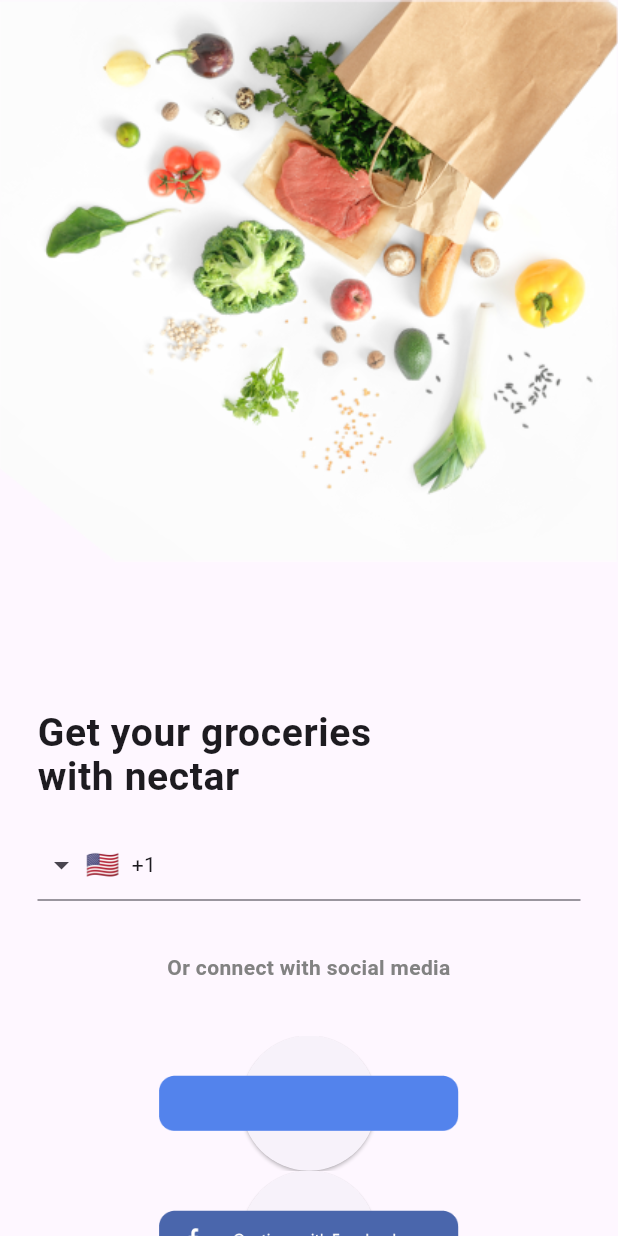
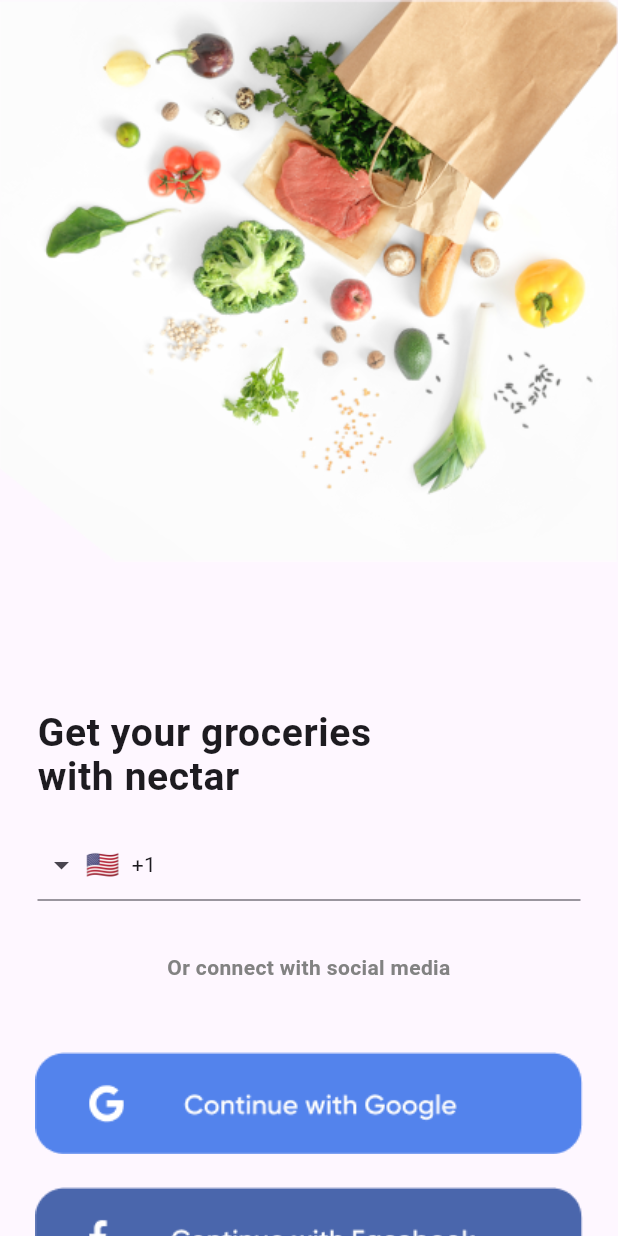
Before and after one commit to MuaviaAsghar/Grocery-app, a Flutter app: the screen it shows after launch, after a tap on "Get Started", on a phone screen of 412 x 824 dp. Run offline on Flutter 3.47's test engine with Material 3 defaults, Android fonts, the phone set to English and light mode, and no system bars; drawn by our look-alikes of intl_phone_field; Roboto replaces fonts that are missing (Gilroy-Regular).

Commit message:
Second Commit

```diff
--- a/lib/buttons/google_and_facebook_button.dart
+++ b/lib/buttons/google_and_facebook_button.dart
@@ -2,80 +2,69 @@ import 'package:flutter/material.dart';
 import 'package:groceryapp/home_screen.dart';
 
 class GoogleLogin extends StatelessWidget {
-  const GoogleLogin({super.key});
+  const GoogleLogin({
+    super.key,
+  });
 
   @override
   Widget build(BuildContext context) {
-    return Container(
+    return Material(
+      type: MaterialType.transparency,
+      child: GestureDetector(
+        onTap: () {Navigator.push(
+                context,
+                MaterialPageRoute(builder: (context) => const HomeScreen()),
+              );
+
+
+        },
+        child: Container(
+          width: 400, // Adjust the width according to your design
+          height: 200, // Adjust the height according to your design
           alignment: Alignment.center,
           child: Stack(
             alignment: Alignment.center,
             children: [
-          ElevatedButton(
-            onPressed: () {
-              Navigator.of(context).push(
-                MaterialPageRoute(
-                  builder: (context) => HomeScreen(
-
+              Image.asset(
+                'assets/images/google.png', // Background login button image
+                width: 400, // Adjust the width according to your design
+                height: 200, // Adjust the height according to your design
+              ),
+            ],
           ),
         ),
-              );
-            },
-            style: ElevatedButton.styleFrom(
-              padding: EdgeInsets.zero,
-              shape: const CircleBorder(),
-            ),
-            child: Image.asset(
-              'assets/images/GoogleLogin.png',
-              width: 200, // Adjust the width according to your design
-              height: 200, // Adjust the height according to your design
-            ),
-          ),
-          Positioned(
-            bottom: 16, // Adjust the position according to your design
-            child: Image.asset(
-              'assets/images/GoogleText.png',
-              width: 200, // Adjust the width according to your design
-              height: 200, // Adjust the height according to your design
-            ),
-          ),
-        ],
       ),
     );
   }
 }
 
 class FacebookLoginButton extends StatelessWidget {
-  const FacebookLoginButton({Key? key}) : super(key: key);
+  const FacebookLoginButton({super.key});
 
   @override
   Widget build(BuildContext context) {
-    return Container(
+    return GestureDetector(
+      onTap: () {
+        Navigator.push(
+          context,
+          MaterialPageRoute(builder: (context) => const HomeScreen()),
+        );
+      },
+      child: Container(
+        width: 400, // Adjust the width according to your design
+        height: 200, // Adjust the height according to your design
         alignment: Alignment.center,
         child: Stack(
           alignment: Alignment.center,
           children: [
-          ElevatedButton(
-            onPressed: () {
-              Navigator.of(context).push(
-                MaterialPageRoute(
-                  builder: (context) => const HomeScreen(
-
-                  ),
-                ),
-              );
-            },
-            style: ElevatedButton.styleFrom(
-              padding: EdgeInsets.zero,
-              shape: const CircleBorder(),
-            ),
-            child: Image.asset(
-              'assets/images/facebook.png',
-              width: 200, // Adjust the width according to your design
+            Image.asset(
+              'assets/images/facebook.png', // Background login button image
+              width: 400, // Adjust the width according to your design
               height: 200, // Adjust the height according to your design
             ),
+            // Text image to overlay
+          ],
         ),
-        ],
       ),
     );
   }
--- a/lib/onboarding.dart
+++ b/lib/onboarding.dart
@@ -1,5 +1,4 @@
 import 'package:flutter/material.dart';
-import 'package:flutter/widgets.dart';
 import 'package:groceryapp/buttons/get_started.dart';
 
 class Onboard extends StatelessWidget {
--- a/pubspec.yaml
+++ b/pubspec.yaml
@@ -64,14 +64,15 @@ flutter:
 
   # To add assets to your application, add an assets section, like this:
   assets:
-    - assets/images/GoogleText.png
     - assets/images/CarrotLogo.png
+    - assets/images/Location.png
     - assets/images/GroceryBag.png
     - assets/images/onboarding.png
-    - assets/images/GoogleLogin.png
+    - assets/images/google.png
     - assets/images/facebook.png
     - assets/images/BananaCard.png
     - assets/images/addButton.png
+    - assets/images/banner@2x.png
     - assets/images/Addtocart.png
     - assets/images/AppbarLogo.png
   # An image asset can refer to one or more resolution-specific "variants", see
```
Also changed, not shown: lib/cards/Banana_card.dart (added, +12 -0 lines), lib/home_screen.dart (+110 -8 lines), assets/images/GoogleLogin.png (deleted), assets/images/GoogleText.png (deleted), assets/images/Location.png (added), assets/images/banner.png (added), assets/images/banner@2x.png (added), assets/images/google.png (added). Lines whose indentation alone changed are shown as unchanged.
